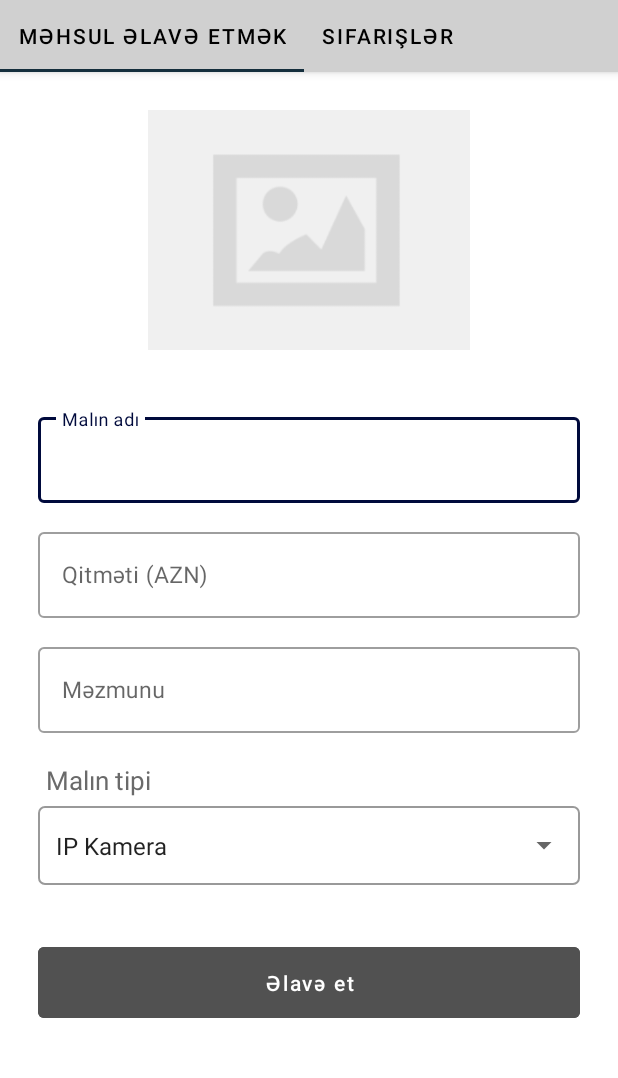
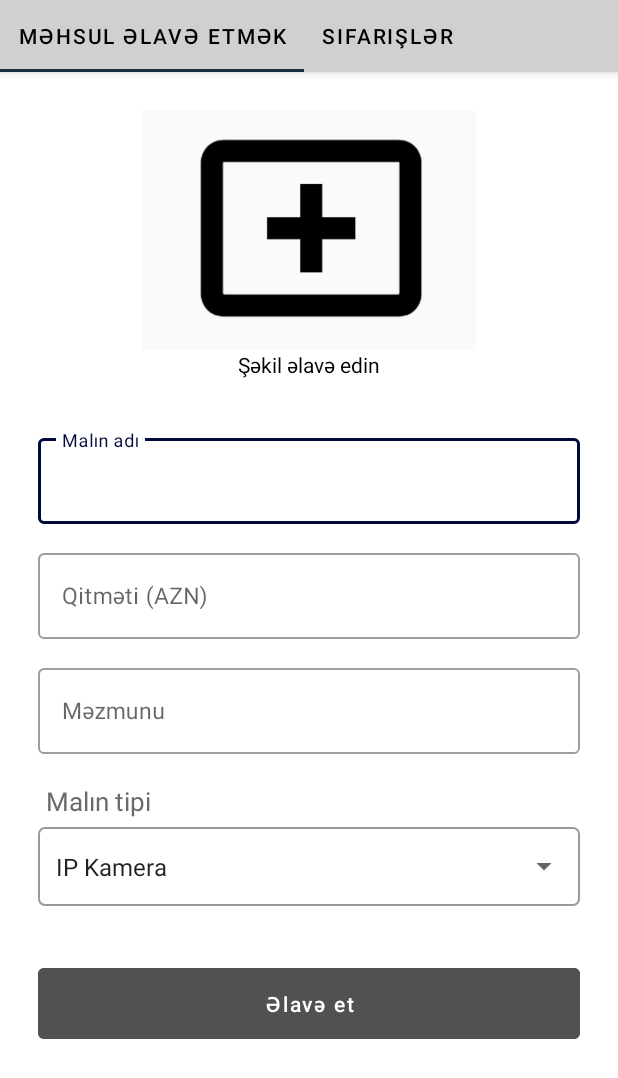
Before and after one commit to farzinzeynal/CameraBakuAdmin, an Android app: the AddItemFragment screen opened directly, with no data from a screen before it, on a phone screen of 412 x 824 dp. Shown: the top 1078 px of the screen. Run offline under Robolectric (Android 15) with nearby library versions, the phone set to English and light mode, and no system bars; libraries missing offline, so code that uses them is left out: com.theartofdev.edmodo; pictures from the network do not load.

Commit message:
19.08.2021 last changes

```diff
--- a/app/build.gradle
+++ b/app/build.gradle
@@ -44,4 +44,7 @@ dependencies {
     implementation 'com.squareup.retrofit2:retrofit:2.1.0'
     implementation 'com.squareup.retrofit2:converter-gson:2.1.0'
 
+
+    //image Cropper
+    implementation 'com.theartofdev.edmodo:android-image-cropper:2.8.+'
 }
--- a/app/src/main/AndroidManifest.xml
+++ b/app/src/main/AndroidManifest.xml
@@ -16,6 +16,9 @@
         android:usesCleartextTraffic="true"
         android:theme="@style/Theme.CameraBakuAdmin">
 
+        <activity android:name="com.theartofdev.edmodo.cropper.CropImageActivity"
+            android:theme="@style/Base.Theme.AppCompat"/>
+
         <activity
             android:label="@string/title_activity_main_screen"
             android:theme="@style/Theme.CameraBakuAdmin.NoActionBar"
--- a/app/src/main/java/com/farzinzeynal/camerabakuadmin/ui/util/Contants.java
+++ b/app/src/main/java/com/farzinzeynal/camerabakuadmin/ui/util/Contants.java
@@ -3,8 +3,8 @@ package com.farzinzeynal.camerabakuadmin.ui.util;
 public class Contants
 {
     //IP
-    public static String IPV4 = "192.168.0.108";
+    public static String IPV4 = "192.168.43.172";
 
     //URL
-    public static String BASE_URL = "http://192.168.0.108:8080/api/camerabaku_api/v1.0.0/camera_items/";
+    public static String BASE_URL = "http://"+IPV4+":8080/api/camerabaku_api/v1.0.0/camera_items/";
 }
--- a/app/src/main/res/layout/fragment_add_item.xml
+++ b/app/src/main/res/layout/fragment_add_item.xml
@@ -22,9 +22,9 @@
                 android:id="@+id/imageView_item"
                 android:layout_width="265dp"
                 android:layout_height="160dp"
-                android:layout_margin="25dp"
                 android:layout_gravity="center_horizontal"
-                app:srcCompat="@drawable/empty_image" />
+                android:layout_marginTop="25dp"
+                app:srcCompat="@drawable/add_image" />
 
             <ProgressBar
                 android:id="@+id/progressBar_add_item"
@@ -32,6 +32,15 @@
                 android:layout_width="match_parent"
                 android:layout_height="52dp"
                 android:visibility="gone" />
+
+            <TextView
+                android:id="@+id/textView"
+                android:layout_width="wrap_content"
+                android:layout_height="wrap_content"
+                android:layout_gravity="center_horizontal"
+                android:layout_marginBottom="20dp"
+                android:text="Şəkil əlavə edin"
+                android:textColor="@color/black" />
 
             <LinearLayout
                 android:layout_width="match_parent"
@@ -80,7 +89,7 @@
                         android:id="@+id/et_item_price"
                         android:layout_width="match_parent"
                         android:layout_height="wrap_content"
-                        android:inputType="text"
+                        android:inputType="numberSigned"
                         android:paddingTop="18dp"
                         android:paddingBottom="18dp"
                         android:textSize="15dp" />
```
Also changed, not shown: app/src/main/java/com/farzinzeynal/camerabakuadmin/ui/login/AddItemFragment.java (+55 -18 lines), app/src/main/java/com/farzinzeynal/camerabakuadmin/ui/retrofit/model/ItemRequest.java (+7 -7 lines), app/src/main/java/com/farzinzeynal/camerabakuadmin/ui/retrofit/model/dto/ItemDto.java (+4 -4 lines), app/src/main/java/com/farzinzeynal/camerabakuadmin/ui/util/DateUtils.java (+11 -1 lines), app/src/main/res/drawable/add_image.png (added), gradle/wrapper/gradle-wrapper.properties.
